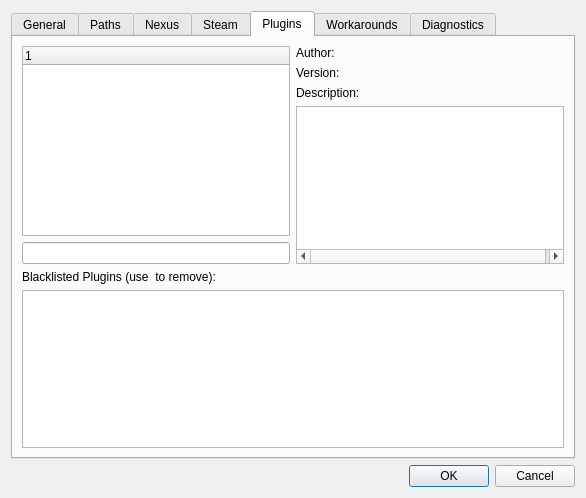
Above: modorganizer/src/settingsdialog.ui from Holt59/mo2-merge before the change. Below: the same form after it.
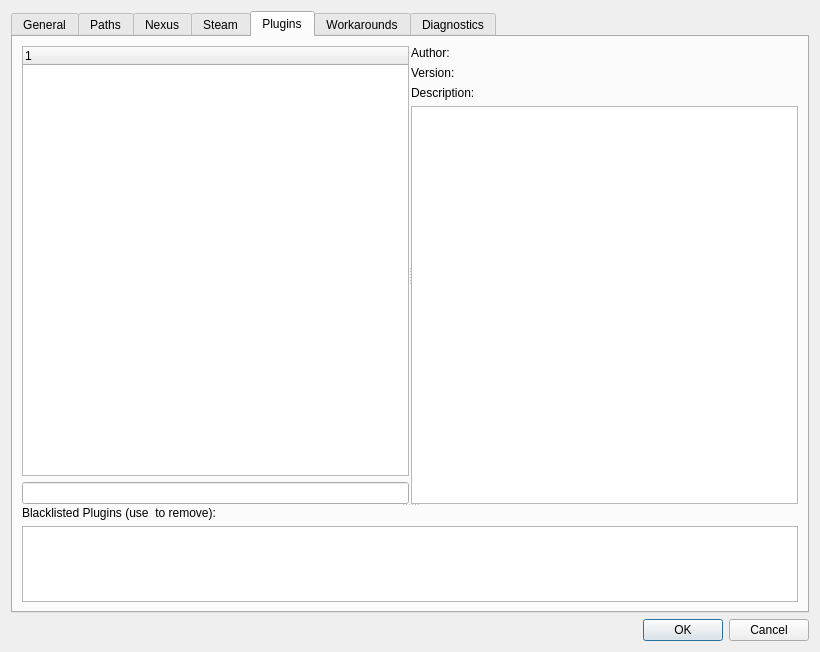
That is the form after the change. Icons and pictures are not drawn. Custom widgets are drawn as their Qt base class.

Commit message: [modorganizer] Make filter work and reorganize layout with QSplitters.

What changed in the file:
```diff
--- a/modorganizer/src/settingsdialog.ui
+++ b/modorganizer/src/settingsdialog.ui
@@ -6,8 +6,8 @@
    <rect>
     <x>0</x>
     <y>0</y>
-    <width>586</width>
-    <height>491</height>
+    <width>820</width>
+    <height>652</height>
    </rect>
   </property>
   <property name="windowTitle">
@@ -1038,10 +1038,38 @@
       <attribute name="title">
        <string>Plugins</string>
       </attribute>
-      <layout class="QVBoxLayout" name="verticalLayout_9" stretch="0,0,0">
+      <layout class="QVBoxLayout" name="verticalLayout_9">
        <item>
-        <layout class="QHBoxLayout" name="horizontalLayout_9">
+        <widget class="QSplitter" name="splitter">
+         <property name="orientation">
+          <enum>Qt::Vertical</enum>
+         </property>
+         <property name="handleWidth">
+          <number>2</number>
+         </property>
+         <widget class="QWidget" name="" native="true">
+          <property name="sizePolicy">
+           <sizepolicy hsizetype="Preferred" vsizetype="Preferred">
+            <horstretch>0</horstretch>
+            <verstretch>4</verstretch>
+           </sizepolicy>
+          </property>
+          <layout class="QHBoxLayout" name="horizontalLayout_6">
          <item>
+            <widget class="QSplitter" name="splitter_2">
+             <property name="sizePolicy">
+              <sizepolicy hsizetype="Expanding" vsizetype="Preferred">
+               <horstretch>0</horstretch>
+               <verstretch>0</verstretch>
+              </sizepolicy>
+             </property>
+             <property name="orientation">
+              <enum>Qt::Horizontal</enum>
+             </property>
+             <property name="handleWidth">
+              <number>2</number>
+             </property>
+             <widget class="QWidget" name="" native="true">
           <layout class="QVBoxLayout" name="verticalLayout_15">
            <item>
             <widget class="QTreeWidget" name="pluginsList">
@@ -1064,8 +1092,8 @@
             </layout>
            </item>
           </layout>
-         </item>
-         <item>
+             </widget>
+             <widget class="QWidget" name="" native="true">
           <layout class="QVBoxLayout" name="verticalLayout_7" stretch="0,1">
            <item>
             <layout class="QFormLayout" name="formLayout_2">
@@ -1149,9 +1177,19 @@
             </widget>
            </item>
           </layout>
-         </item>
-        </layout>
-       </item>
+             </widget>
+            </widget>
+           </item>
+          </layout>
+         </widget>
+         <widget class="QWidget" name="verticalWidget" native="true">
+          <property name="sizePolicy">
+           <sizepolicy hsizetype="Preferred" vsizetype="Preferred">
+            <horstretch>0</horstretch>
+            <verstretch>1</verstretch>
+           </sizepolicy>
+          </property>
+          <layout class="QVBoxLayout" name="verticalLayout_16">
        <item>
         <widget class="QLabel" name="label_18">
          <property name="text">
@@ -1164,6 +1202,10 @@
        </item>
       </layout>
      </widget>
+        </widget>
+       </item>
+      </layout>
+     </widget>
      <widget class="QWidget" name="workaroundTab">
       <attribute name="title">
        <string>Workarounds</string>
```
Left out of the diff: 21 changed lines with no effect on the pictures. Lines whose indentation alone changed are shown as unchanged. The commit also changes 2 other files.
